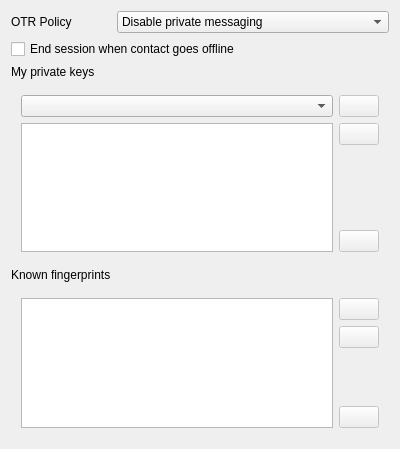
Old version of the form src/plugins/otr/otroptions.ui in the repository eyecu-im/eyecu-qt.
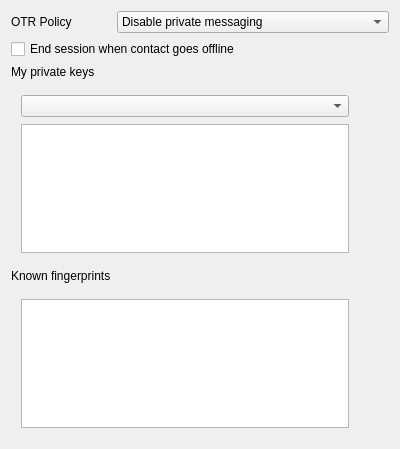
New version of the form.

Commit message:
Implement eyeCU style Options dialog - Step 5.
Use QToolButton instead of QPushButton in OTR options dialog.

Diff of the .ui file:
```diff
--- a/src/plugins/otr/otroptions.ui
+++ b/src/plugins/otr/otroptions.ui
@@ -79,19 +79,6 @@
      <property name="bottomMargin">
       <number>10</number>
      </property>
-     <item row="2" column="1">
-      <widget class="QPushButton" name="pbFingerprintDelete">
-       <property name="enabled">
-        <bool>false</bool>
-       </property>
-       <property name="toolTip">
-        <string>Delete</string>
-       </property>
-       <property name="whatsThis">
-        <string>Delete fingerprint</string>
-       </property>
-      </widget>
-     </item>
      <item row="3" column="1" rowspan="5">
       <spacer name="verticalSpacer">
        <property name="orientation">
@@ -106,7 +93,7 @@
       </spacer>
      </item>
      <item row="0" column="1" rowspan="2">
-      <widget class="QPushButton" name="pbFingerprintVerify">
+      <widget class="QToolButton" name="pbFingerprintVerify">
        <property name="enabled">
         <bool>false</bool>
        </property>
@@ -116,13 +103,41 @@
        <property name="whatsThis">
         <string>Verify fingerprint</string>
        </property>
+       <property name="autoRaise">
+        <bool>true</bool>
+       </property>
+      </widget>
+     </item>
+     <item row="2" column="1">
+      <widget class="QToolButton" name="pbFingerprintDelete">
+       <property name="enabled">
+        <bool>false</bool>
+       </property>
+       <property name="toolTip">
+        <string>Delete</string>
+       </property>
+       <property name="whatsThis">
+        <string>Delete fingerprint</string>
+       </property>
+       <property name="autoRaise">
+        <bool>true</bool>
+       </property>
       </widget>
      </item>
      <item row="8" column="1">
-      <widget class="QPushButton" name="pbFingerprintCopy">
+      <widget class="QToolButton" name="pbFingerprintCopy">
        <property name="enabled">
         <bool>false</bool>
        </property>
+       <property name="toolTip">
+        <string>Copy fingerprint</string>
+       </property>
+       <property name="whatsThis">
+        <string>Copies selected fingerprint</string>
+       </property>
+       <property name="autoRaise">
+        <bool>true</bool>
+       </property>
       </widget>
      </item>
      <item row="0" column="0" rowspan="9">
@@ -154,32 +169,6 @@
      <property name="bottomMargin">
       <number>10</number>
      </property>
-     <item row="1" column="1">
-      <widget class="QPushButton" name="pbPrivKeyDelete">
-       <property name="enabled">
-        <bool>false</bool>
-       </property>
-       <property name="toolTip">
-        <string>Delete</string>
-       </property>
-       <property name="whatsThis">
-        <string>Delete private key</string>
-       </property>
-      </widget>
-     </item>
-     <item row="0" column="1">
-      <widget class="QPushButton" name="pbPrivKeyGenerate">
-       <property name="enabled">
-        <bool>false</bool>
-       </property>
-       <property name="toolTip">
-        <string>Add</string>
-       </property>
-       <property name="whatsThis">
-        <string>Generate private key for the account</string>
-       </property>
-      </widget>
-     </item>
      <item row="2" column="1">
       <spacer name="verticalSpacer_2">
        <property name="orientation">
@@ -196,16 +185,57 @@
      <item row="0" column="0">
       <widget class="QComboBox" name="cmbAccount"/>
      </item>
-     <item row="3" column="1">
-      <widget class="QPushButton" name="pbPrivKeyCopy">
-       <property name="enabled">
-        <bool>false</bool>
-       </property>
-      </widget>
-     </item>
      <item row="1" column="0" rowspan="3">
       <widget class="QTableView" name="tvPrivateKeys"/>
      </item>
+     <item row="0" column="1">
+      <widget class="QToolButton" name="pbPrivKeyGenerate">
+       <property name="enabled">
+        <bool>false</bool>
+       </property>
+       <property name="toolTip">
+        <string>Add</string>
+       </property>
+       <property name="whatsThis">
+        <string>Generate private key for the account</string>
+       </property>
+       <property name="autoRaise">
+        <bool>true</bool>
+       </property>
+      </widget>
+     </item>
+     <item row="1" column="1">
+      <widget class="QToolButton" name="pbPrivKeyDelete">
+       <property name="enabled">
+        <bool>false</bool>
+       </property>
+       <property name="toolTip">
+        <string>Delete</string>
+       </property>
+       <property name="whatsThis">
+        <string>Delete private key</string>
+       </property>
+       <property name="autoRaise">
+        <bool>true</bool>
+       </property>
+      </widget>
+     </item>
+     <item row="3" column="1">
+      <widget class="QToolButton" name="pbPrivKeyCopy">
+       <property name="enabled">
+        <bool>false</bool>
+       </property>
+       <property name="toolTip">
+        <string>Copy fingerprint</string>
+       </property>
+       <property name="whatsThis">
+        <string>Copies fingerprint of selected private key</string>
+       </property>
+       <property name="autoRaise">
+        <bool>true</bool>
+       </property>
+      </widget>
+     </item>
     </layout>
    </item>
   </layout>
```
Left out of the diff: 168 changed lines with no effect on the pictures. The commit also changes 1 other file.
